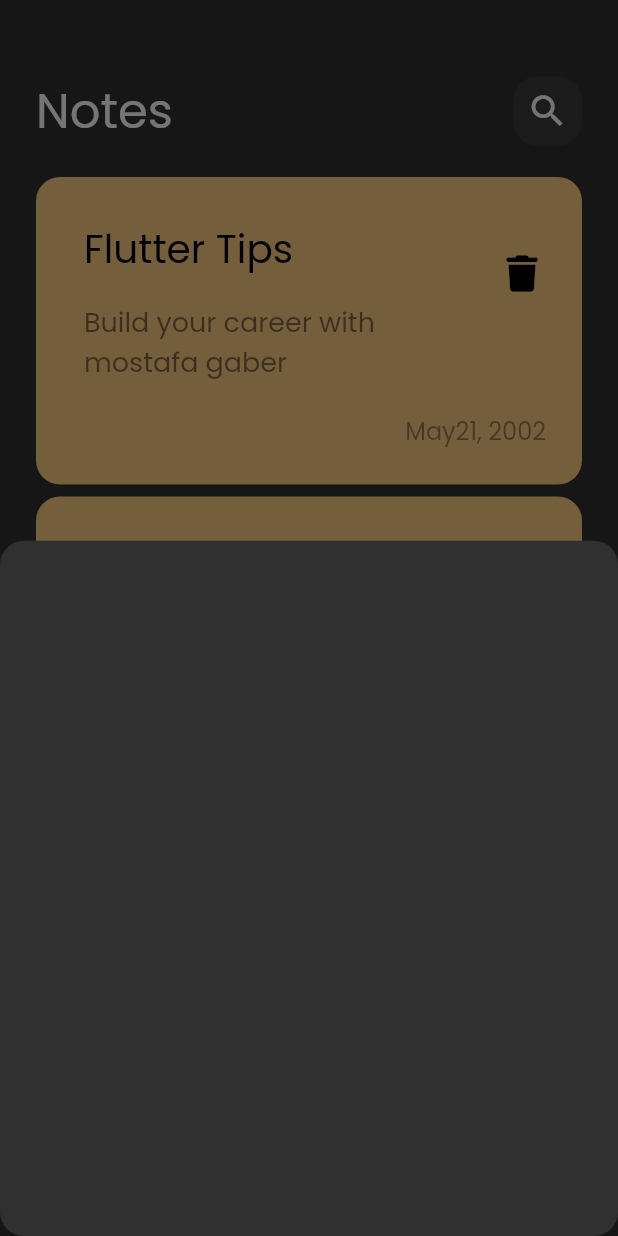
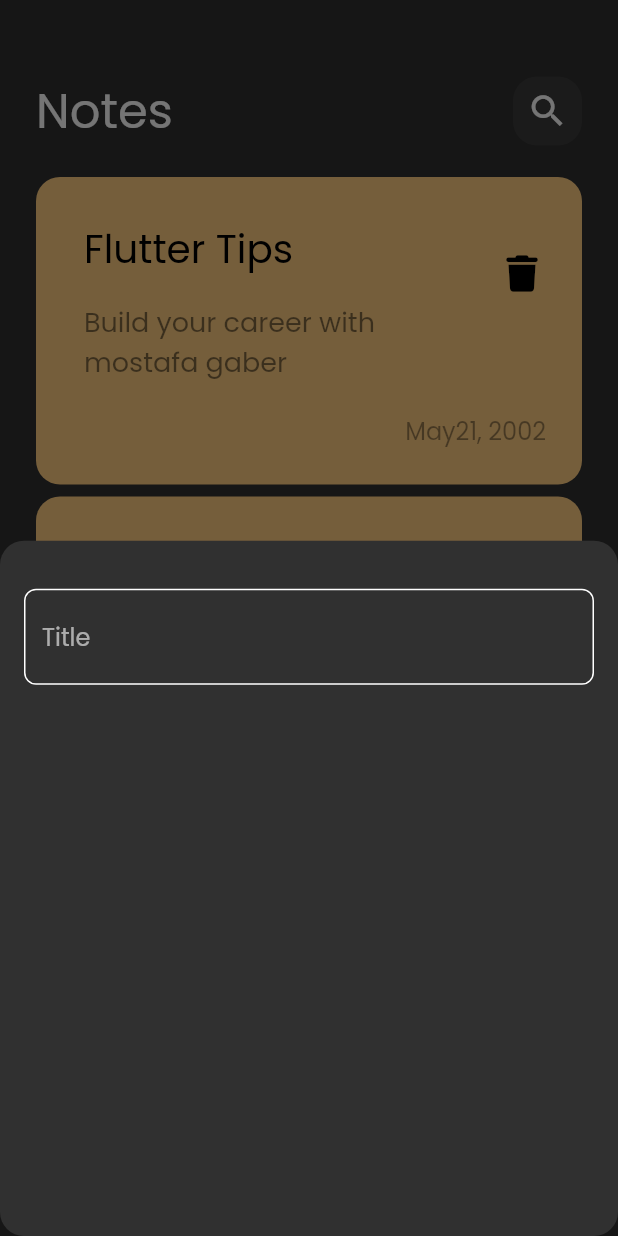
Before and after one commit to MostafaGaber135/Notes_App, a Flutter app: the screen it shows after launch, after a tap on the "add" icon, on a phone screen of 412 x 824 dp. Run offline on Flutter 3.47's test engine with Material 2 defaults, Android fonts, the phone set to English and light mode, and no system bars; our stand-ins replace font_awesome_flutter.

Commit message:
create custom text field

```diff
--- /dev/null
+++ b/lib/constants.dart
@@ -0,0 +1,3 @@
+import 'package:flutter/material.dart';
+
+const kPrimaryColor =  Color(0xFF62FCD7);
--- a/lib/widgets/add_note_bottom_sheet.dart
+++ b/lib/widgets/add_note_bottom_sheet.dart
@@ -1,12 +1,22 @@
 import 'package:flutter/material.dart';
+import 'package:notes_app/widgets/custom_text_field.dart';
 
 class AddNoteBottomSheet extends StatelessWidget{
   const AddNoteBottomSheet({Key? key}) : super(key: key);
   @override
   Widget build(BuildContext context) {
 
-    return Container(
+    return   const Padding(
+      padding: EdgeInsets.symmetric(horizontal: 16),
+      child: Column(
+       children: [
+        SizedBox(
+          height: 32,
+        ),
+        CustomTextField(),
+       ],
 
+      ),
     );
   }
 
--- /dev/null
+++ b/lib/widgets/custom_text_field.dart
@@ -0,0 +1,26 @@
+import 'package:flutter/material.dart';
+import 'package:notes_app/constants.dart';
+
+class CustomTextField extends StatelessWidget{
+  const CustomTextField({Key? key}) : super(key: key);
+  @override
+  Widget build(BuildContext context){
+    return TextField(
+      cursorColor: kPrimaryColor,
+      decoration: InputDecoration(
+        hintText: 'Title',
+        border: buildBorder(),
+        enabledBorder: buildBorder(),
+        focusedBorder: buildBorder(kPrimaryColor),
+      ),
+    );
+  }
+
+  OutlineInputBorder buildBorder([color]) {
+    return OutlineInputBorder(
+        borderRadius: BorderRadius.circular(8),
+        borderSide: BorderSide(
+          color: color ?? Colors.white)
+      );
+  }
+}
```
